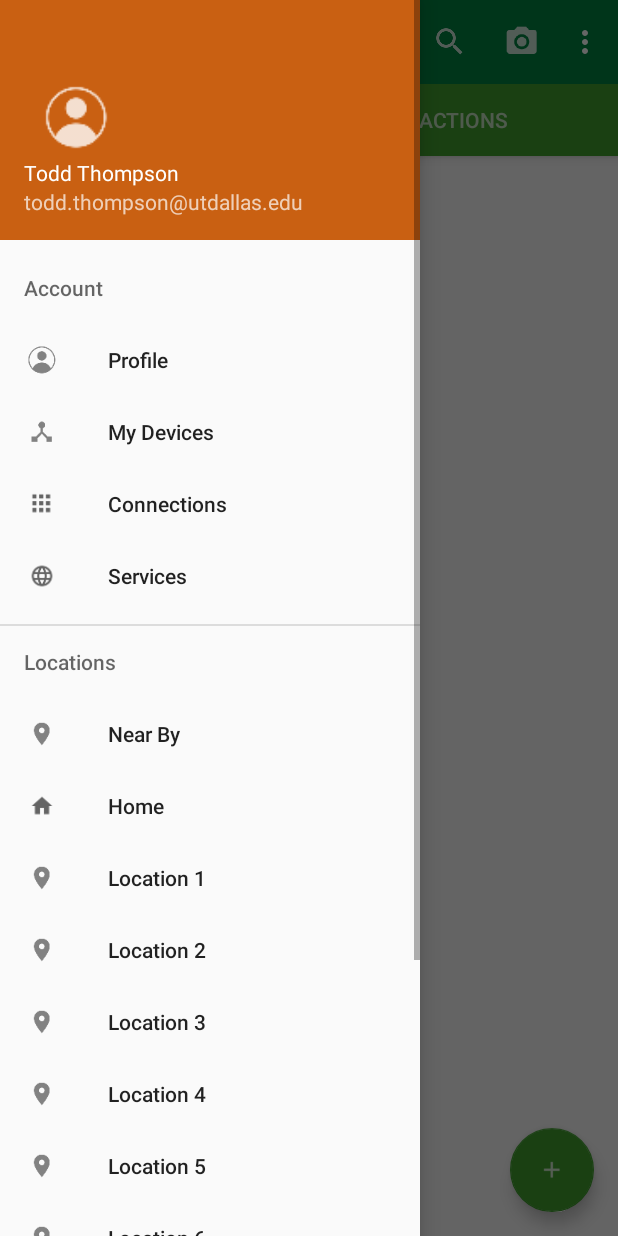
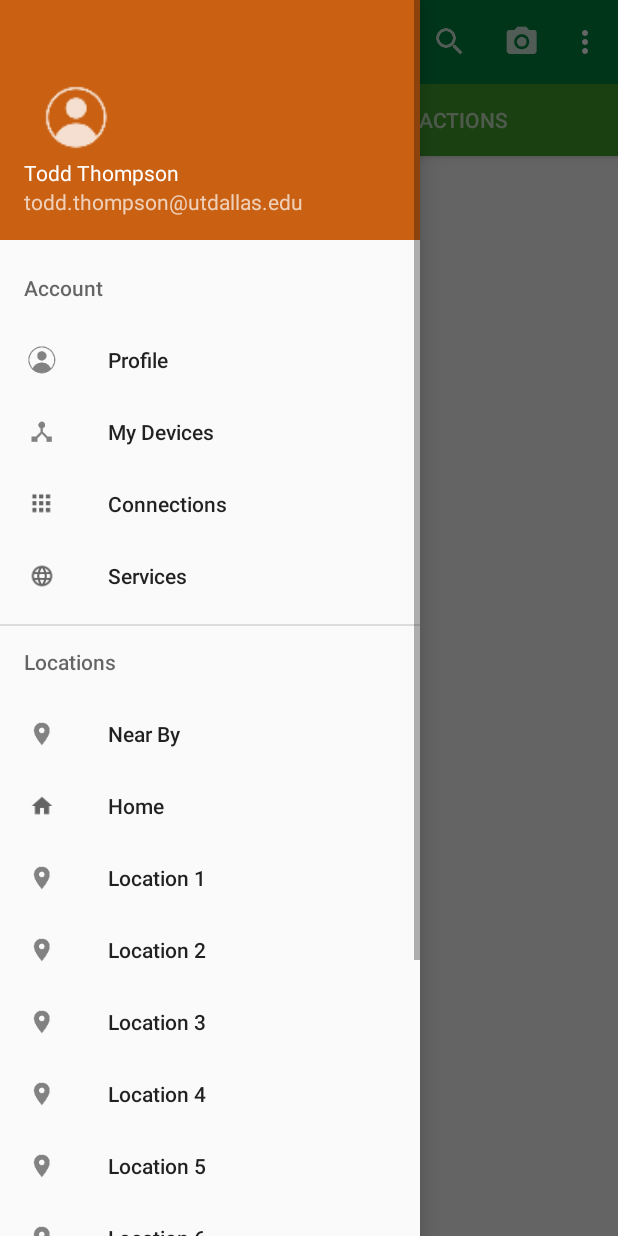
Before and after one commit to utdesign-iot/IoT-Browser, an Android app: the screen it shows after launch (MainActivity), with the side drawer open, on a phone screen of 412 x 824 dp. Run offline under Robolectric (Android 15) with nearby library versions, the phone set to English and light mode, and no system bars; 3 statements that could not run were skipped.

Commit message:
Added comments, erased any unused variables, commented out the floating action button since it is unused.

```diff
--- a/app/src/main/java/activities/BrowserActivity.java
+++ b/app/src/main/java/activities/BrowserActivity.java
@@ -19,9 +19,6 @@ public class BrowserActivity extends AppCompatActivity {
         setContentView(R.layout.about_activty);
 
         String url = getIntent().getStringExtra(MainActivity.URL);
-
-        //THIS GOOGLE ADDRESS IS FOR TESTING PURPOSES ONLY.
-        //url = "http://www.google.com";
 
         //FOR QR CODE.
         if (QRCSSMainActivity.QRWebAddressFlag)
--- a/app/src/main/java/activities/MainActivity.java
+++ b/app/src/main/java/activities/MainActivity.java
@@ -89,6 +89,7 @@ public class MainActivity extends AppCompatActivity {
 
         mDrawerLayout = (DrawerLayout) findViewById(R.id.drawer_layout);
 
+        // this initializes the navigation drawer.
         NavigationView navigationView = (NavigationView) findViewById(R.id.navigation_view);
         navigationView.setNavigationItemSelectedListener(new NavigationView.OnNavigationItemSelectedListener() {
             @Override
@@ -107,6 +108,7 @@ public class MainActivity extends AppCompatActivity {
             }
         });
 
+        /*
         FloatingActionButton fab = (FloatingActionButton) findViewById(R.id.fab);
         fab.setOnClickListener(new View.OnClickListener() {
             @Override
@@ -119,20 +121,10 @@ public class MainActivity extends AppCompatActivity {
                 }).show();
             }
         });
-
+        */
         ViewPagerAdapter adapter = new ViewPagerAdapter(getSupportFragmentManager());
         devicesFragment = new DevicesFragment();
         actionsFragment = new ActionsFragment();
-
-//        getFragmentManager().beginTransaction()
-//                .add(NearbyBeaconsFragment.newInstance(), NEARBY_BEACONS_FRAGMENT_TAG)
-//                .commit();
-//        getFragmentManager().executePendingTransactions();
-//        nearbyBeaconsFragment = ((NearbyBeaconsFragment) getFragmentManager().findFragmentByTag(NEARBY_BEACONS_FRAGMENT_TAG));
-//        nearbyAdapter = nearbyBeaconsFragment.getAdapter();
-        //devicesFragment.setAdapter(nearbyAdapter);
-        //nearbyList = nearbyAdapter.getList();
-
         adapter.addFragment(devicesFragment, "Devices");
         adapter.addFragment(actionsFragment, "Actions");
         mViewPager = (ViewPager)findViewById(R.id.viewpager);
@@ -140,9 +132,8 @@ public class MainActivity extends AppCompatActivity {
         mTabLayout = (TabLayout) findViewById(R.id.tablayout);
         mTabLayout.setupWithViewPager(mViewPager);
 
+        // sets the query hint depending on the current tab you're on.
         mTabLayout.setOnTabSelectedListener(new TabLayout.ViewPagerOnTabSelectedListener(mViewPager) {
-            // this anonymous class doesn't get called until after onCreateOptionsMenu()
-            // Thus, searchView is already initialized.
             @Override
             public void onTabSelected(TabLayout.Tab tab) {
                 super.onTabSelected(tab);
@@ -171,6 +162,7 @@ public class MainActivity extends AppCompatActivity {
 
     }
 
+    // checks if bluetooth is enabled.
     private void ensureBluetoothIsEnabled(BluetoothAdapter bluetoothAdapter) {
         if (!bluetoothAdapter.isEnabled()) {
             Intent enableBtIntent = new Intent(BluetoothAdapter.ACTION_REQUEST_ENABLE);
@@ -183,7 +175,6 @@ public class MainActivity extends AppCompatActivity {
         // Inflate the menu; this adds items to the action bar if it is present.
         getMenuInflater().inflate(R.menu.menu_main, menu);
         MenuItem menuItem = menu.findItem(R.id.action_search);
-
         searchView = (SearchView) MenuItemCompat.getActionView(menuItem);
         //since we start highlighted at item 0
         searchView.setQueryHint("Search Devices...");
@@ -277,6 +268,7 @@ public class MainActivity extends AppCompatActivity {
     protected void onResume() {
         super.onResume();
 
+        // if nfc adapter is null, then it means that the device does not have an nfcAdapter.
         if(nfcAdapter != null && nfcAdapter.isEnabled())
         {
             Intent intent = new Intent(this, MainActivity.class).addFlags(Intent.FLAG_RECEIVER_REPLACE_PENDING);
@@ -293,9 +285,8 @@ public class MainActivity extends AppCompatActivity {
             finish();
             return;
         }
-        //if (checkIfUserHasOptedIn()) {
+
         ensureBluetoothIsEnabled(btAdapter);
-            //showNearbyBeaconsFragment();
         getFragmentManager().beginTransaction()
                 .add(NearbyBeaconsFragment.newInstance(), NEARBY_BEACONS_FRAGMENT_TAG)
                 .commit();
@@ -364,6 +355,7 @@ public class MainActivity extends AppCompatActivity {
         }
         catch (UnsupportedEncodingException e)
         {
+            e.printStackTrace();
         }
         return tagContent;
     }
--- a/app/src/main/java/fragments/DevicesFragment.java
+++ b/app/src/main/java/fragments/DevicesFragment.java
@@ -4,73 +4,43 @@ import android.content.Intent;
 import android.os.Bundle;
 import android.support.v4.app.Fragment;
 import android.view.LayoutInflater;
-import android.view.MotionEvent;
 import android.view.View;
 import android.view.ViewGroup;
 import android.widget.AdapterView;
 import android.widget.ListView;
-
 import com.utdesign.iot.baseui.R;
-
-
 import org.physical_web.physicalweb.NearbyBeaconsFragment;
-
-import java.util.ArrayList;
-
 import activities.BrowserActivity;
 import activities.MainActivity;
-import listadapters.DevicesAdapter;
-import listitems.Device;
 
 public class DevicesFragment extends Fragment {
     ListView listView;
     public NearbyBeaconsFragment.NearbyBeaconsAdapter adapter;
-    public DevicesAdapter devicesAdapter;
-    String[] deviceNames = {
-            "Humpus Wumpus",
-            "Candy Man",
-            "Radiated Guy",
-            "Crome guy"};
-    String[] descriptions = {
-            "http://utdallas.edu",
-            "http://google.com",
-            "http://yahoo.com",
-            "http://ecs.utdallas.edu"};
-    int[] imageIds = {R.drawable.ie_icon,
-            R.drawable.cool_icon,
-            R.drawable.rad_icon,
-            R.drawable.chrome_icon};
 
-    public ArrayList<Device> devices;
+    // EMPTY constructor
+    public DevicesFragment() {}
 
-    public DevicesFragment() {
-        devices = new ArrayList<>(deviceNames.length);
-        for(int i = 0; i < deviceNames.length; i++) {
-            devices.add(new Device(deviceNames[i], imageIds[i], descriptions[i]));
-        }
-    }
-
+    // setting the adapter here allows the DevicesFragment to
+    // display what the physical web found.
     public void setAdapter(NearbyBeaconsFragment.NearbyBeaconsAdapter adapter) {
         this.adapter = adapter;
     }
 
+    // Sets the adapter that displays all nearby beacons.
     public NearbyBeaconsFragment.NearbyBeaconsAdapter getAdapter(){
         return adapter;
     }
 
-
+    // Gets the adapter that displays all nearby beacons.
     public NearbyBeaconsFragment.NearbyBeaconsAdapter getDevicesAdapter() {
-        // this is to ensure, whenever the devices tab gets closed
-        // (because the user is 2 tabs away, thus, this tab doesn't need to be opened and is closed)
-        // the devicesadapter does not get cleared.
-        // however, if the devicesadapter doesn't exist yet, this will create a new one.
-        /*if(devicesAdapter == null)
-        {
-            devicesAdapter = new DevicesAdapter(getActivity(), devices);
-        }*/
         return adapter;
     }
 
+    /*
+    * This is called whenever the fragment is created.
+    * Since this fragment is mainly a listview,
+    * whenever the fragment is created, initialize the listview.
+    * */
     @Override
     public View onCreateView(LayoutInflater inflater,
                              ViewGroup container,
@@ -78,10 +48,9 @@ public class DevicesFragment extends Fragment {
         View rootView = inflater.inflate(R.layout.devices_tab,
                 container, false);
         listView = (ListView) rootView.findViewById(R.id.list);
-
-        //devicesAdapter = getDevicesAdapter();
-        //listView.setAdapter(devicesAdapter);
         listView.setAdapter(adapter);
+        // this itemClickListener allows the user to click on a list item
+        // and have it direct them to the URL written on the list item.
         listView.setOnItemClickListener(new AdapterView.OnItemClickListener() {
             @Override
             public void onItemClick(AdapterView<?> parent, View view, int position, long id) {
--- a/app/src/main/res/layout/activity_main.xml
+++ b/app/src/main/res/layout/activity_main.xml
@@ -44,7 +44,7 @@
                 android:layout_width="match_parent"
                 android:layout_height="match_parent"
                 app:layout_behavior="@string/appbar_scrolling_view_behavior"/>
-
+            <!--
             <android.support.design.widget.FloatingActionButton
                 android:id="@+id/fab"
                 android:layout_width="wrap_content"
@@ -55,7 +55,7 @@
                 android:layout_marginRight="@dimen/activity_horizontal_margin"
                 android:src="@drawable/ic_add_white"
                 android:scaleType="center"/>
-
+            -->
         </android.support.design.widget.CoordinatorLayout>
 
         <android.support.design.widget.NavigationView
```
Lines whose indentation alone changed are shown as unchanged.
